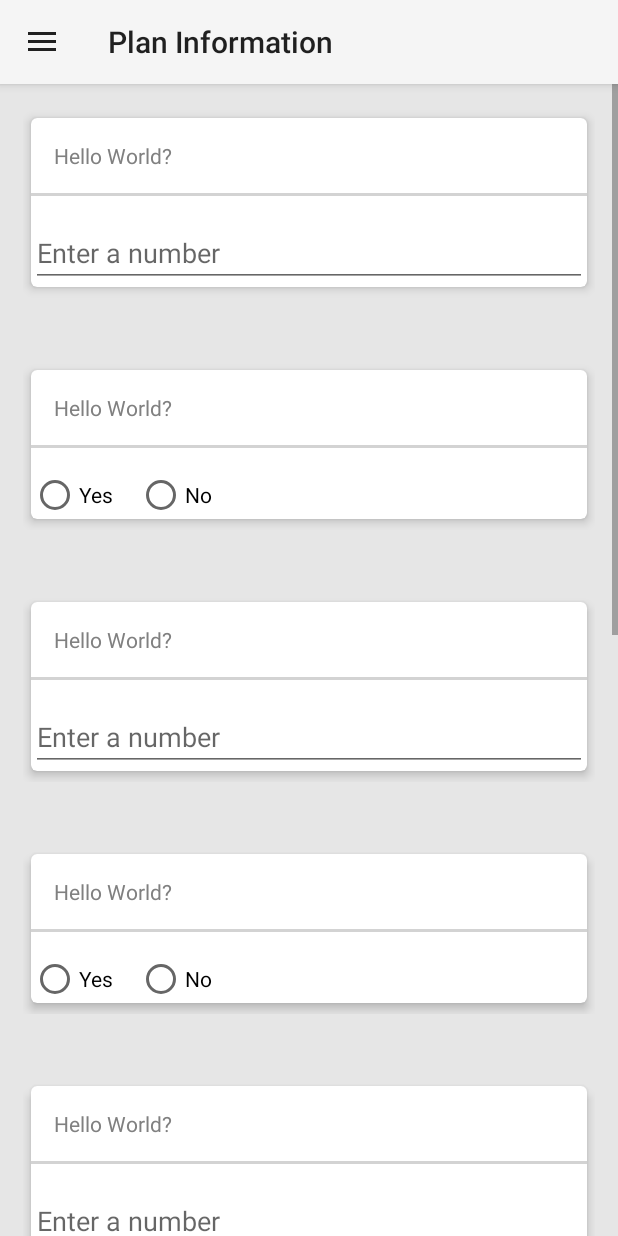
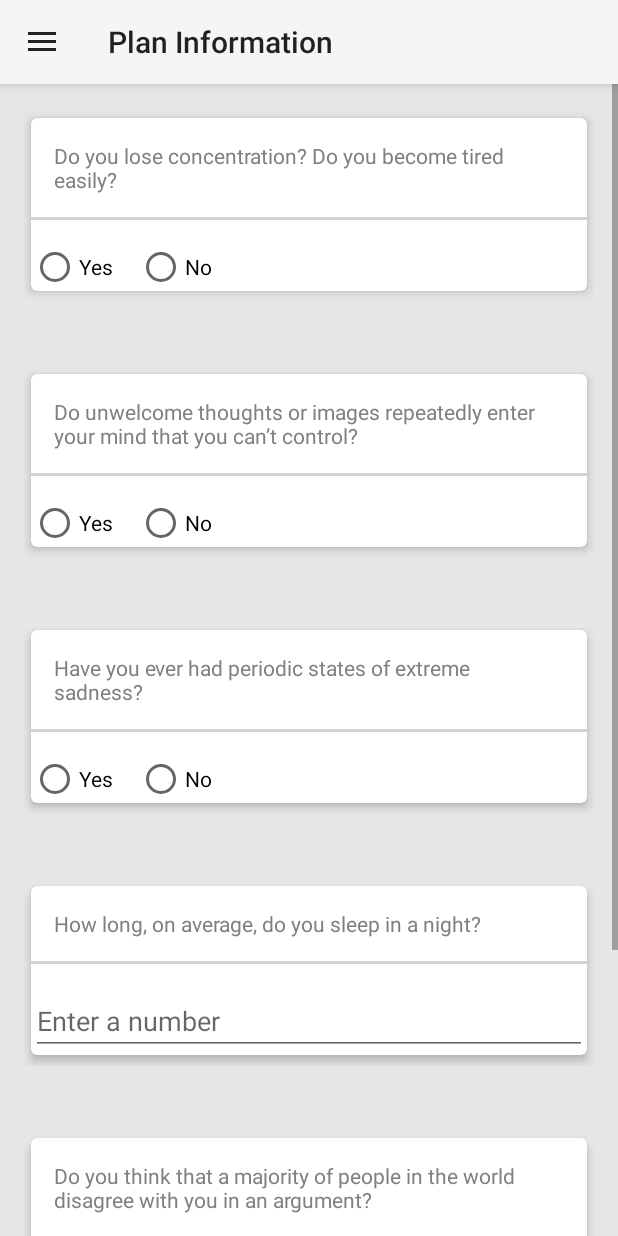
Before and after one commit to htran0109/meal-mentality, an Android app: the fragment QuestionFragment placed in its activity, on a phone screen of 412 x 824 dp. Run offline under Robolectric (Android 15) with nearby library versions, the phone set to English and light mode, and no system bars; our stand-ins replace Picasso; pictures from the network do not load; 5 statements that could not run were skipped.

Commit message:
Questions Integrated

```diff
--- a/meal-mentality/app/src/main/java/edu/ucsd/hack/meal_mentality/QuestionFragment.java
+++ b/meal-mentality/app/src/main/java/edu/ucsd/hack/meal_mentality/QuestionFragment.java
@@ -18,7 +18,7 @@ public class QuestionFragment extends Fragment {
     private ListView listView;
 
     public View onCreateView(LayoutInflater inflater, ViewGroup container,
-                            Bundle savedInstanceState ){
+                             Bundle savedInstanceState) {
         super.onCreate(savedInstanceState);
         android.view.View rootView = inflater.inflate(R.layout.listview, container, false);
 
@@ -26,16 +26,22 @@ public class QuestionFragment extends Fragment {
         listView = (ListView) rootView.findViewById(R.id.card_listView);
         questArrayAdapter = new QuestionArrayAdapter(getActivity(), R.layout.listviewitem);
 
-        for (int i = 0; i < 10; i++) {
-            if(i%2==0) {
-                Question card = new Question("NUM", "Hello World?");
-                questArrayAdapter.add(card);
-            }
-            else {
-                Question card = new Question("YN", "Hello World?");
-                questArrayAdapter.add(card);
-            }
-        }
+
+        Question card = new Question("YN", "Do you lose concentration? Do you become tired easily?");
+        questArrayAdapter.add(card);
+        card = new Question("YN", "Do unwelcome thoughts or images repeatedly enter your mind that you can’t control?");
+        questArrayAdapter.add(card);
+        card = new Question("YN", "Have you ever had periodic states of extreme sadness?");
+        questArrayAdapter.add(card);
+        card = new Question("NUM", "How long, on average, do you sleep in a night?");
+        questArrayAdapter.add(card);
+        card = new Question("NUM", "Do you think that a majority of people in the world disagree with you in an argument?");
+        questArrayAdapter.add(card);
+        card = new Question("YN", "Are you sleeping less or eating more than you normally would?");
+        questArrayAdapter.add(card);
+
+
+
         listView.setAdapter(questArrayAdapter);
         return rootView;
     }
```
